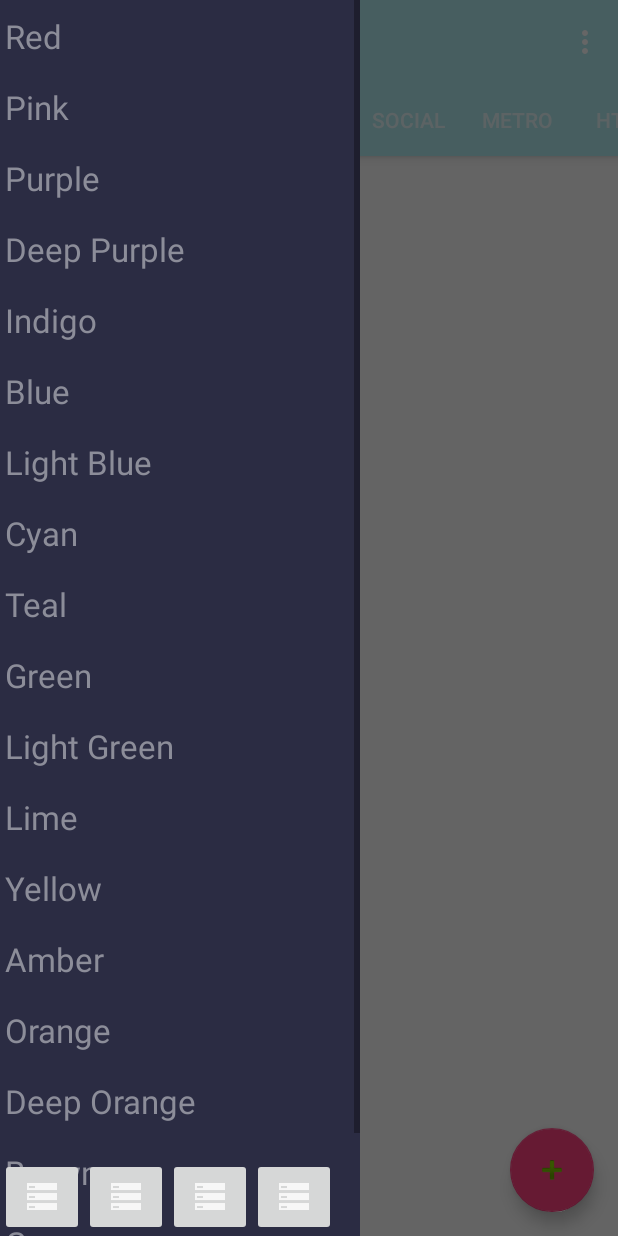
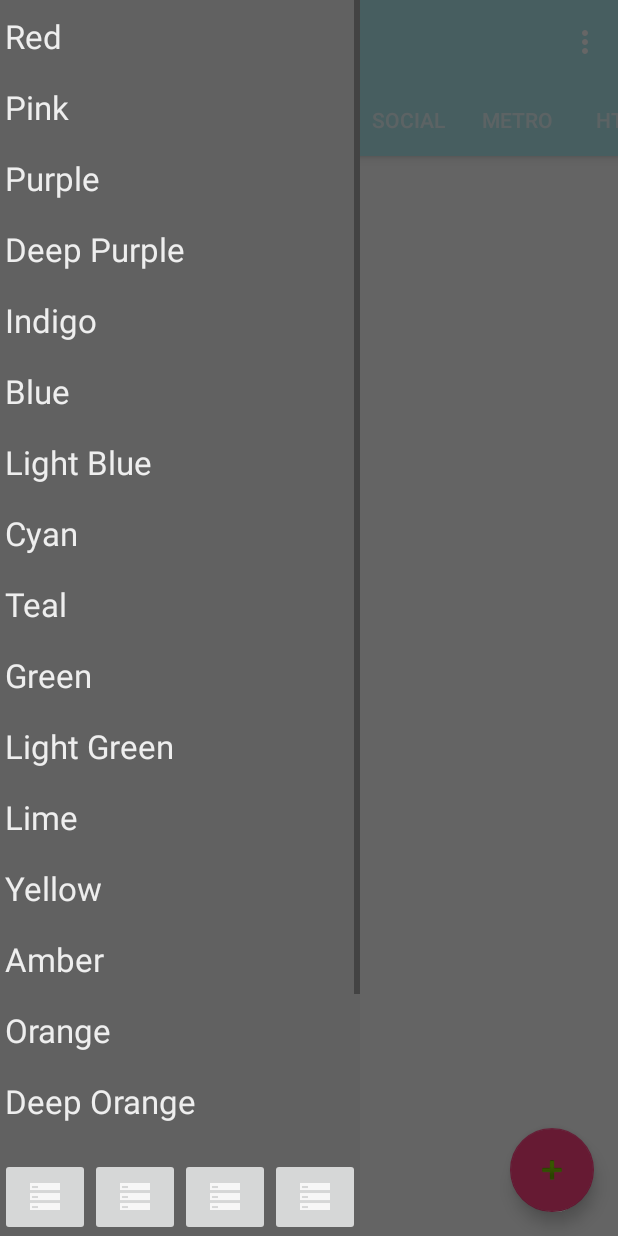
Before and after one commit to AntriKodSoft/ColorHub, an Android app: the screen it shows after launch (MainActivity), with the side drawer open, on a phone screen of 412 x 824 dp. Run offline under Robolectric (Android 15) with nearby library versions, the phone set to English and light mode, and no system bars.

Commit message:
changed drawer background and text color

```diff
--- a/app/src/main/java/cheetatech/com/colorhub/MainActivity.java
+++ b/app/src/main/java/cheetatech/com/colorhub/MainActivity.java
@@ -166,7 +166,7 @@ public class MainActivity extends AppCompatActivity implements ListView.OnItemCl
     public void onItemClick(AdapterView<?> adapterView, View view, int i, long l) {
         // mDrawer.closeDrawer(drawerList);
         mDrawer.closeDrawer(relativeDrawer);
-        if(currentPosition != -1 )
+        if(currentPosition != 1 )
         {
             switch (i)
             {
--- a/app/src/main/res/layout/activity_main.xml
+++ b/app/src/main/res/layout/activity_main.xml
@@ -62,7 +62,9 @@
         android:id="@+id/relative_layout"
         android:layout_width="match_parent"
         android:layout_height="match_parent"
-        android:layout_gravity="start" >
+        android:layout_gravity="start"
+        android:background="@android:color/transparent"
+        >
 
         <ListView
             android:id="@+id/left_drawer"
@@ -72,19 +74,22 @@
             android:choiceMode="singleChoice"
             android:divider="@android:color/transparent"
             android:dividerHeight="0dp"
-            android:background="@color/colorDarkGrey"
+            android:background="@color/colorDrawerBackground"
+            android:layout_above="@+id/social_drawer_layout"
+
             />
 
         <RelativeLayout
+            android:id="@+id/social_drawer_layout"
             android:layout_width="match_parent"
             android:layout_height="wrap_content"
             android:layout_alignParentBottom="true" >
 
             <LinearLayout
-                android:layout_width="wrap_content"
+                android:layout_width="240dp"
                 android:layout_height="wrap_content"
                 android:orientation="horizontal"
-                android:background="@android:color/transparent"
+                android:background="@color/colorDrawerBackground"
                 >
 
                 <ImageButton
--- a/app/src/main/res/layout/drawer_item.xml
+++ b/app/src/main/res/layout/drawer_item.xml
@@ -27,6 +27,7 @@
         android:clickable="false"
         android:focusable="false"
         android:focusableInTouchMode="false"
+        android:textColor="@color/colorDrawerText"
         >
 
     </TextView>
--- a/app/src/main/res/layout/drawer_text_item.xml
+++ b/app/src/main/res/layout/drawer_text_item.xml
@@ -20,7 +20,7 @@
         android:textSize="34px"
         android:textStyle="bold"
         android:layout_gravity="center"
-
+        android:textColor="@color/colorDrawerText"
         android:clickable="false"
         android:focusable="false"
         android:focusableInTouchMode="false"
--- a/app/src/main/res/layout/navigation_row.xml
+++ b/app/src/main/res/layout/navigation_row.xml
@@ -2,6 +2,7 @@
 <LinearLayout xmlns:android="http://schemas.android.com/apk/res/android"
     android:orientation="horizontal"
     android:layout_width="match_parent"
+    android:background="@color/colorDrawerBackground"
     android:layout_height="48dp">
 
     <TextView
@@ -12,7 +13,7 @@
         android:id="@+id/colorName"
         android:layout_marginLeft="3dp"
         android:gravity="center_vertical"
-        android:textColor="#FF8C8D99"
+        android:textColor="@color/colorDrawerText"
         android:layout_gravity="center" />
 
 </LinearLayout>
--- a/app/src/main/res/values/colors.xml
+++ b/app/src/main/res/values/colors.xml
@@ -19,4 +19,7 @@
     <color name="cheetatech_background">#30898c</color>
     <color name="cheetatech_background_dark">#30758c</color>
     <color name="cheetatech_text_color">#f3dba1</color>
+    <color name="colorDrawerBackground">#616161</color>
+    <color name="colorDrawerText">#EEEEEE</color>
+    <color name="colorDrawerOldText">#FF8C8D99</color>
 </resources>
```
